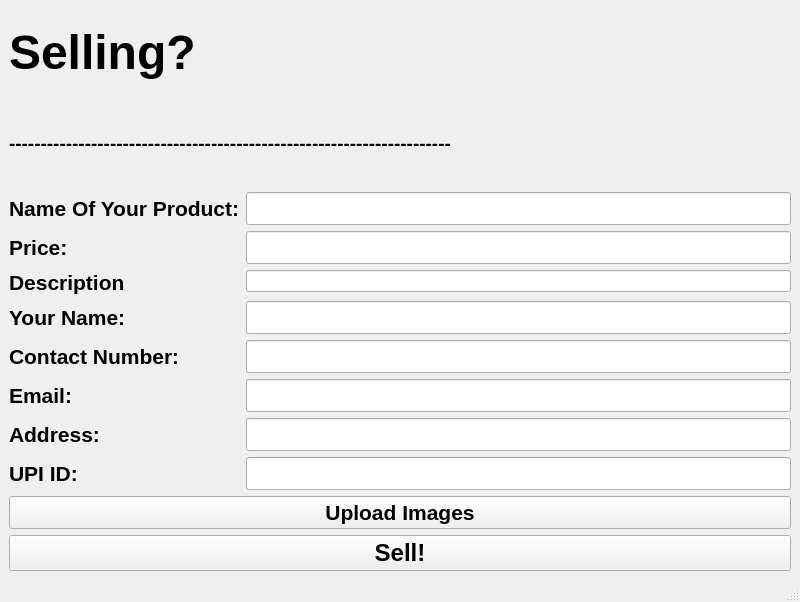
Above: sellPage.ui from anuragrao04/GrowPal before the change. Below: the same form after it.
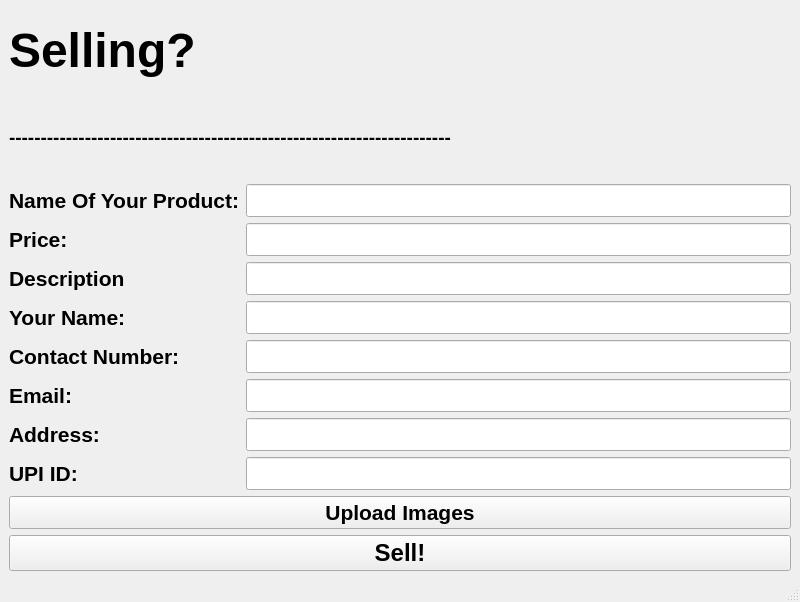
That is the form after the change.

Commit message: fixed font issue

```diff
--- a/sellPage.ui
+++ b/sellPage.ui
@@ -112,7 +112,13 @@
        </widget>
       </item>
       <item row="2" column="1">
-       <widget class="QLineEdit" name="lineEdit_8"/>
+       <widget class="QLineEdit" name="lineEdit_8">
+        <property name="font">
+         <font>
+          <pointsize>16</pointsize>
+         </font>
+        </property>
+       </widget>
       </item>
       <item row="3" column="0">
        <widget class="QLabel" name="label_Name">
```
Left out of the diff: 2 changed lines with no effect on the pictures. The commit also changes 1 other file.
